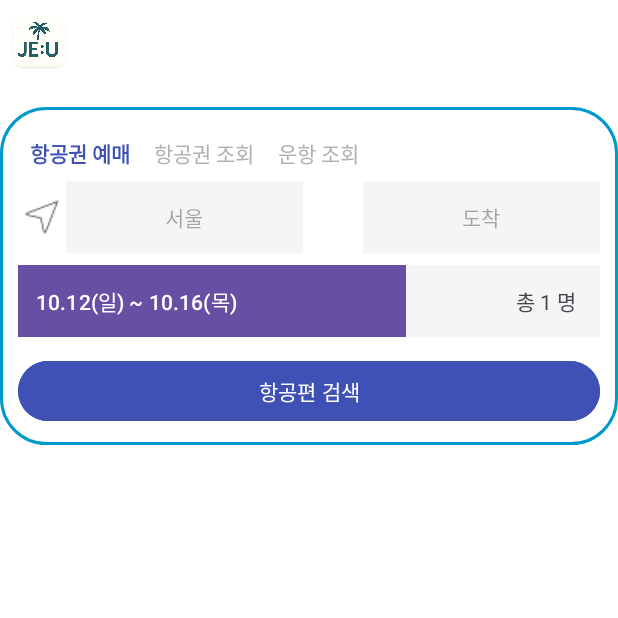
After one commit to crescentdara/android_team1, an Android app built with Jetpack Compose: the FlightReservationActivity screen opened directly, with no data from a screen before it, on a phone screen of 412 x 824 dp, the top half of it. The commit adds this screen. Run offline under Robolectric (Android 15) with nearby library versions, the phone set to English and light mode, and no system bars.

Commit message:
Android Studio 항공권 예매 메인페이지의 항공권 예매 UI 구성 및 Date Picker 모달창 적용. 인원 선택 모달창 적용 및 모달창 내의 성인, 아동 인원수 조정 화면 출력 구현. UI 수정 및 기능 구현 필요

```diff
--- a/android_studio/app/build.gradle.kts
+++ b/android_studio/app/build.gradle.kts
@@ -46,6 +46,7 @@ dependencies {
     implementation(libs.material)
     implementation(libs.androidx.activity)
     implementation(libs.androidx.constraintlayout)
+    implementation(libs.androidx.material3)
     testImplementation(libs.junit)
     androidTestImplementation(libs.androidx.junit)
     androidTestImplementation(libs.androidx.espresso.core)
@@ -59,4 +60,5 @@ dependencies {
     implementation("com.squareup.okhttp3:logging-interceptor:4.12.0")
 
     implementation("org.jetbrains.kotlinx:kotlinx-coroutines-android:1.8.1")
+    implementation("org.webjars:bootstrap-daterangepicker:3.1")
 }
--- /dev/null
+++ b/android_studio/app/src/main/res/drawable/layout_border.xml
@@ -0,0 +1,16 @@
+<?xml version="1.0" encoding="utf-8"?>
+
+<shape xmlns:android="http://schemas.android.com/apk/res/android"
+    android:shape="rectangle">
+
+    <!-- 배경 색 -->
+    <solid android:color="@android:color/white" />
+
+    <!-- 테두리 -->
+    <stroke
+        android:width="2dp"
+        android:color="@android:color/holo_blue_dark" />
+
+    <!-- 모서리 둥글게 -->
+    <corners android:radius="30dp" />
+</shape>
--- /dev/null
+++ b/android_studio/app/src/main/res/layout/activity_flight_reservation.xml
@@ -0,0 +1,148 @@
+<?xml version="1.0" encoding="utf-8"?>
+<LinearLayout
+    xmlns:android="http://schemas.android.com/apk/res/android"
+    xmlns:tools="http://schemas.android.com/tools"
+    xmlns:app="http://schemas.android.com/apk/res-auto"
+    android:layout_width="match_parent"
+    android:layout_height="match_parent"
+    android:background="#FFFFFF"
+    android:orientation="vertical"
+    android:padding="16dp"
+    android:id="@+id/main">
+
+    <!-- 헤더 -->
+    <LinearLayout
+        android:layout_width="match_parent"
+        android:layout_height="wrap_content"
+        android:gravity="center_vertical">
+
+        <ImageView
+            android:layout_width="52dp"
+            android:layout_height="55dp"
+            android:src="@drawable/jeu" />
+    </LinearLayout>
+
+    <!-- 검색 카드 -->
+    <LinearLayout
+        android:layout_width="match_parent"
+        android:layout_height="wrap_content"
+        android:layout_marginTop="16dp"
+        android:orientation="vertical"
+        android:background="@drawable/layout_border"
+        android:padding="12dp">
+
+        <!-- 상단 탭 -->
+        <LinearLayout
+            android:layout_width="match_parent"
+            android:layout_height="wrap_content"
+            android:gravity="center_vertical"
+            android:orientation="horizontal">
+
+            <TextView
+                android:layout_width="wrap_content"
+                android:layout_height="wrap_content"
+                android:text="항공권 예매"
+                android:textColor="#3F51B5"
+                android:textStyle="bold"
+                android:padding="8dp" />
+
+            <TextView
+                android:layout_width="wrap_content"
+                android:layout_height="wrap_content"
+                android:text="항공권 조회"
+                android:textColor="#B0B0B0"
+                android:padding="8dp" />
+
+            <TextView
+                android:layout_width="wrap_content"
+                android:layout_height="wrap_content"
+                android:text="운항 조회"
+                android:textColor="#B0B0B0"
+                android:padding="8dp" />
+        </LinearLayout>
+
+        <!-- 출발/도착 -->
+        <LinearLayout
+            android:id="@+id/layout_departure"
+            android:layout_width="match_parent"
+            android:layout_height="wrap_content"
+            android:orientation="horizontal"
+            android:gravity="center_vertical">
+
+            <ImageView
+                android:layout_width="wrap_content"
+                android:layout_height="wrap_content"
+                android:src="@drawable/direction_arrow" />
+
+            <TextView
+                android:id="@+id/tv_departure"
+                android:layout_width="0dp"
+                android:layout_weight="1"
+                android:layout_height="48dp"
+                android:background="#F5F5F5"
+                android:gravity="center"
+                android:hint="서울"
+                android:focusable="false"
+                android:clickable="true" />
+
+            <TextView
+                android:layout_width="32dp"
+                android:layout_height="32dp"
+                android:layout_marginHorizontal="4dp" />
+
+            <TextView
+                android:id="@+id/tv_arrival"
+                android:layout_width="0dp"
+                android:layout_weight="1"
+                android:layout_height="48dp"
+                android:background="#F5F5F5"
+                android:gravity="center"
+                android:hint="도착"
+                android:focusable="false"
+                android:clickable="true" />
+        </LinearLayout>
+
+        <!-- 날짜 & 인원 -->
+        <LinearLayout
+            android:layout_width="match_parent"
+            android:layout_height="wrap_content"
+            android:layout_marginTop="8dp"
+            android:orientation="horizontal"
+            android:gravity="center_vertical">
+
+            <Button
+                android:id="@+id/btn_date"
+                android:layout_width="0dp"
+                android:layout_weight="2"
+                android:layout_height="48dp"
+                android:background="#F5F5F5"
+                android:gravity="center_vertical"
+                android:paddingStart="12dp"
+                android:text="10.12(일) ~ 10.16(목)"
+                android:focusable="false"
+                android:clickable="true" />
+
+            <TextView
+                android:id="@+id/btn_passenger"
+                android:layout_width="0dp"
+                android:layout_weight="1"
+                android:layout_height="48dp"
+                android:background="#F5F5F5"
+                android:gravity="end|center"
+                android:paddingEnd="16dp"
+                android:text="총 1 명"
+                android:focusable="false"
+                android:clickable="true" />
+        </LinearLayout>
+
+        <!-- 검색 버튼 -->
+        <Button
+            android:id="@+id/btn_search_flight"
+            android:layout_width="match_parent"
+            android:layout_height="wrap_content"
+            android:text="항공편 검색"
+            android:backgroundTint="#3F51B5"
+            android:textColor="#FFFFFF"
+            android:layout_marginTop="12dp" />
+    </LinearLayout>
+</LinearLayout>
--- a/android_studio/gradle/libs.versions.toml
+++ b/android_studio/gradle/libs.versions.toml
@@ -9,6 +9,7 @@ appcompat = "1.7.1"
 material = "1.12.0"
 activity = "1.10.1"
 constraintlayout = "2.2.1"
+material3 = "1.3.2"
 
 [libraries]
 androidx-core-ktx = { group = "androidx.core", name = "core-ktx", version.ref = "coreKtx" }
@@ -19,6 +20,7 @@ androidx-appcompat = { group = "androidx.appcompat", name = "appcompat", version
 material = { group = "com.google.android.material", name = "material", version.ref = "material" }
 androidx-activity = { group = "androidx.activity", name = "activity", version.ref = "activity" }
 androidx-constraintlayout = { group = "androidx.constraintlayout", name = "constraintlayout", version.ref = "constraintlayout" }
+androidx-material3 = { group = "androidx.compose.material3", name = "material3", version.ref = "material3" }
 
 [plugins]
 android-application = { id = "com.android.application", version.ref = "agp" }
```
Also changed, not shown: android_studio/app/src/main/AndroidManifest.xml (+9 -3 lines), android_studio/app/src/main/java/bitc/fullstack502/android_studio/FlightReservationActivity.kt (added, +134 -0 lines), android_studio/app/src/main/java/bitc/fullstack502/android_studio/MainActivity.kt (+14 -2 lines), android_studio/app/src/main/res/layout/activity_main.xml (+11 -14 lines), android_studio/app/src/main/res/layout/dialog_date_picker.xml (added, +19 -0 lines), android_studio/app/src/main/res/layout/dialog_passenger_picker.xml (added, +79 -0 lines), android_studio/app/src/main/res/drawable/direction_arrow.png (added), android_studio/app/src/main/res/drawable/free_icon_down_arrow_318196.png (added), android_studio/app/src/main/res/drawable/jeu.png (added).
